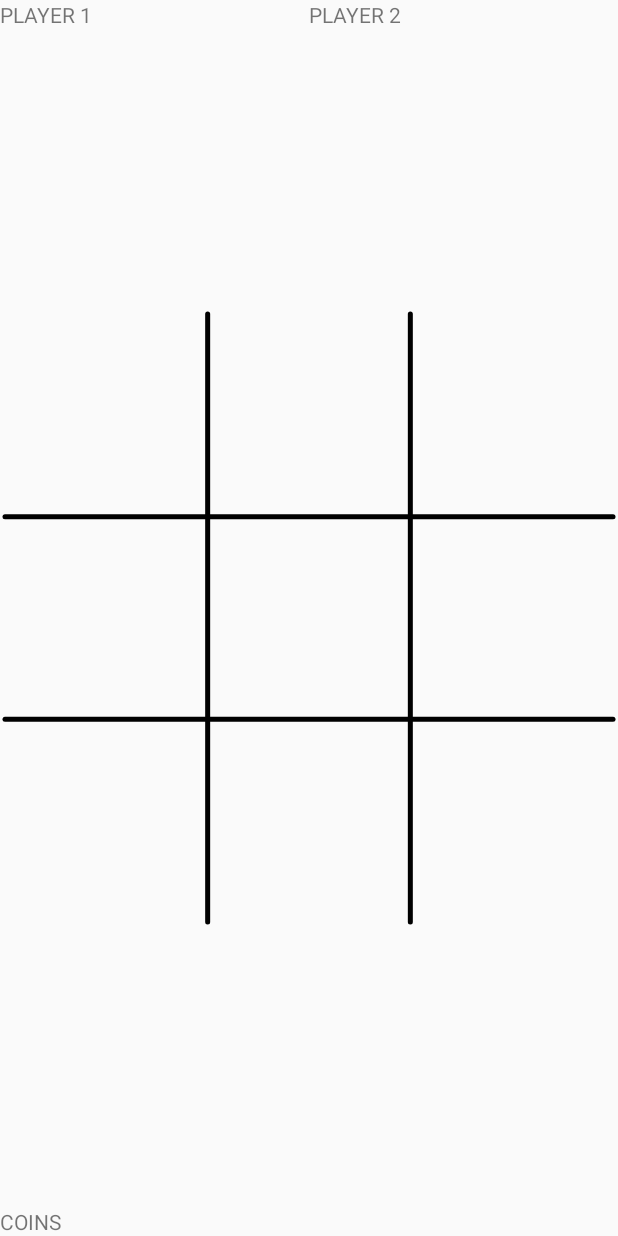
After one commit to natanmorais/SimpleTicTacToe, an Android app: the layout activity_partida.xml on its own in the app's theme, with its tools: preview values and no code run, on a phone screen of 412 x 824 dp. The commit adds this screen. Run offline under Robolectric (Android 15) with nearby library versions, the light colour scheme and no system bars.

Commit message:
Criado um tabuleiro

```diff
--- /dev/null
+++ b/app/src/main/java/com/example/fir3destr0yer/tictactoe/Tabuleiro.java
@@ -0,0 +1,200 @@
+package com.example.fir3destr0yer.tictactoe;
+
+import android.content.Context;
+import android.graphics.Canvas;
+import android.graphics.Color;
+import android.graphics.Paint;
+import android.graphics.RectF;
+import android.util.AttributeSet;
+import android.view.MotionEvent;
+import android.view.View;
+
+public class Tabuleiro extends View
+{
+    private int dimensao;
+    private final Paint tracoPaint = new Paint(Paint.ANTI_ALIAS_FLAG);
+    private final Paint casaPaint = new Paint(Paint.ANTI_ALIAS_FLAG);
+    private Boolean[][] mTabuleiro;
+    private int jogadorInicial;
+    private int jogadorAtual;
+    private int nJogadas = 0;
+    private OnTabuleiroListener tabuleiroListener;
+
+    //Desenhos
+    private float intervalo, tamanhoIdeal, startX, startY, endX, endY;
+
+    public Tabuleiro(Context context)
+    {
+        this(context, null);
+    }
+
+    public Tabuleiro(Context context, AttributeSet attrs)
+    {
+        super(context, attrs);
+        init();
+    }
+
+    private void init()
+    {
+        tracoPaint.setColor(Color.BLACK);
+        tracoPaint.setStrokeWidth(5);
+        tracoPaint.setStyle(Paint.Style.STROKE);
+        tracoPaint.setStrokeCap(Paint.Cap.ROUND);
+
+        casaPaint.setStyle(Paint.Style.FILL_AND_STROKE);
+
+        //0 = O, 1 = X
+        setJogadorInicial(0);
+        setDimensao(3);
+    }
+
+    public void setOnTabuleiroListener(OnTabuleiroListener listener)
+    {
+        this.tabuleiroListener = listener;
+    }
+
+    public void setDimensao(int dimensao)
+    {
+        this.dimensao = Math.min(Math.max(dimensao, 3), 10);
+        reset();
+    }
+
+    public int getDimensao()
+    {
+        return dimensao;
+    }
+
+    public void setJogadorInicial(int jogadorInicial)
+    {
+        this.jogadorInicial = jogadorInicial;
+    }
+
+    public int getJogadorInicial()
+    {
+        return jogadorInicial;
+    }
+
+    public void reset()
+    {
+        nJogadas = 0;
+        jogadorAtual = jogadorInicial;
+        mTabuleiro = new Boolean[getDimensao()][getDimensao()];
+        invalidate();
+    }
+
+    @Override
+    protected void onLayout(boolean changed, int left, int top, int right, int bottom)
+    {
+        super.onLayout(changed, left, top, right, bottom);
+
+        final int w = right - left;
+        final int h = bottom - top;
+        final float centroX = w / 2f;
+        final float centroY = h / 2f;
+        tamanhoIdeal = Math.min(w, h) - 10;
+        startX = centroX - tamanhoIdeal / 2;
+        endX = centroX + tamanhoIdeal / 2;
+        startY = centroY - tamanhoIdeal / 2;
+        endY = centroY + tamanhoIdeal / 2;
+        intervalo = tamanhoIdeal / (float)dimensao;
+    }
+
+    @Override
+    protected void onDraw(Canvas canvas)
+    {
+        super.onDraw(canvas);
+
+        //Desenhar linhas.
+        for(int i = 1; i < dimensao; i++)
+        {
+            //Horizontal.
+            canvas.drawLine(startX, startY + i * intervalo, endX, startY + i * intervalo, tracoPaint);
+            //Vertical.
+            canvas.drawLine(startX + i * intervalo, startY, startX + i * intervalo, endY, tracoPaint);
+        }
+
+        //Desenhar as casas selecionadas.
+        for(int i = 0; i < dimensao; i++)
+        {
+            for(int k = 0; k < dimensao; k++)
+            {
+                //centro.
+                final float cx = startX + (k + 0.5f) * intervalo;
+                final float cy = startY + (i + 0.5f) * intervalo;
+
+                if(mTabuleiro[i][k] != null)
+                {
+                    //Plotar os desenhos aqui!!!
+                    if(mTabuleiro[i][k]) casaPaint.setColor(Color.RED);
+                    else casaPaint.setColor(Color.BLUE);
+                    canvas.drawCircle(cx, cy, 10, casaPaint);
+                }
+            }
+        }
+    }
+
+    public boolean selecionarCasa(int row, int col)
+    {
+        //Casa vazia.
+        if(mTabuleiro[row][col] == null)
+        {
+            //Preeche-la com o jogador atual.
+            mTabuleiro[row][col] = jogadorAtual == 1;
+            //Jogada feita.
+            nJogadas++;
+            //Repintar a tela.
+            invalidate();
+            //Invocar os eventos.
+            if(tabuleiroListener != null)
+            {
+                tabuleiroListener.onJogadaFinalizada(this, jogadorAtual, row, col);
+                //Numero maximo de jogadas atingido.
+                if(nJogadas == getDimensao() * getDimensao())
+                {
+                    tabuleiroListener.onSemJogadas(this);
+                }
+            }
+            //Troca o jogador.
+            jogadorAtual ^= 1;
+            return true;
+        }
+        else
+        {
+            return false;
+        }
+    }
+
+    @Override
+    public boolean onTouchEvent(MotionEvent event)
+    {
+        if(event.getActionMasked() == MotionEvent.ACTION_DOWN)
+        {
+            final float x = event.getX();
+            final float y = event.getY();
+            final RectF posicao = new RectF();
+
+            for(int row = 0; row < dimensao; row++)
+            {
+                for(int col = 0; col < dimensao; col++)
+                {
+                    //Define a localizacao da casa.
+                    posicao.set(startX + col * intervalo, startY + row * intervalo,
+                            startX + (col + 1) * intervalo, startY + (row + 1) * intervalo);
+                    if(posicao.contains(x, y))
+                    {
+                        return selecionarCasa(row, col);
+                    }
+                }
+            }
+        }
+
+        return super.onTouchEvent(event);
+    }
+
+    public interface OnTabuleiroListener
+    {
+        void onJogadaFinalizada(Tabuleiro view, int jogador, int row, int col);
+
+        void onSemJogadas(Tabuleiro view);
+    }
+}
--- /dev/null
+++ b/app/src/main/res/layout/activity_partida.xml
@@ -0,0 +1,47 @@
+<?xml version="1.0" encoding="utf-8"?>
+<LinearLayout xmlns:android="http://schemas.android.com/apk/res/android"
+              android:layout_width="match_parent"
+              android:layout_height="match_parent"
+              android:orientation="vertical">
+
+ <LinearLayout
+  android:layout_width="match_parent"
+  android:layout_height="wrap_content"
+  android:orientation="horizontal">
+
+  <TextView
+   android:layout_width="0dp"
+   android:layout_height="wrap_content"
+   android:layout_weight="1"
+   android:text="PLAYER 1"/>
+
+  <TextView
+   android:layout_width="0dp"
+   android:layout_height="wrap_content"
+   android:layout_weight="1"
+   android:text="PLAYER 2"/>
+ </LinearLayout>
+
+ <LinearLayout
+  android:layout_width="match_parent"
+  android:layout_height="wrap_content"
+  android:orientation="horizontal"></LinearLayout>
+
+ <com.example.fir3destr0yer.tictactoe.Tabuleiro
+  android:id="@+id/tabuleiro"
+  android:layout_width="match_parent"
+  android:layout_height="0dp"
+  android:layout_weight="1"/>
+
+ <LinearLayout
+  android:layout_width="match_parent"
+  android:layout_height="wrap_content"
+  android:orientation="horizontal">
+
+  <TextView
+   android:layout_width="match_parent"
+   android:layout_height="wrap_content"
+   android:layout_weight="1"
+   android:text="COINS"/>
+ </LinearLayout>
+</LinearLayout>
```
Also changed, not shown: app/src/main/java/com/example/fir3destr0yer/tictactoe/MainActivity.java (+25 -0 lines).
